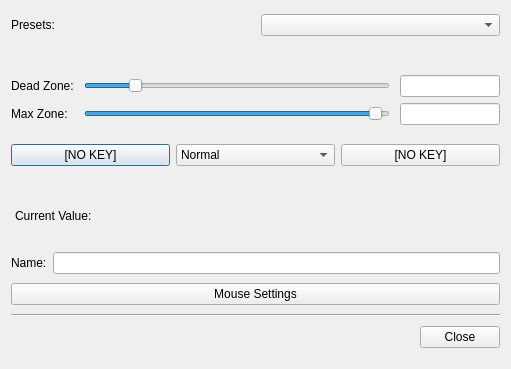
Qt form src/gui/axiseditdialog.ui (AntiMicroX/antimicrox) before a commit.
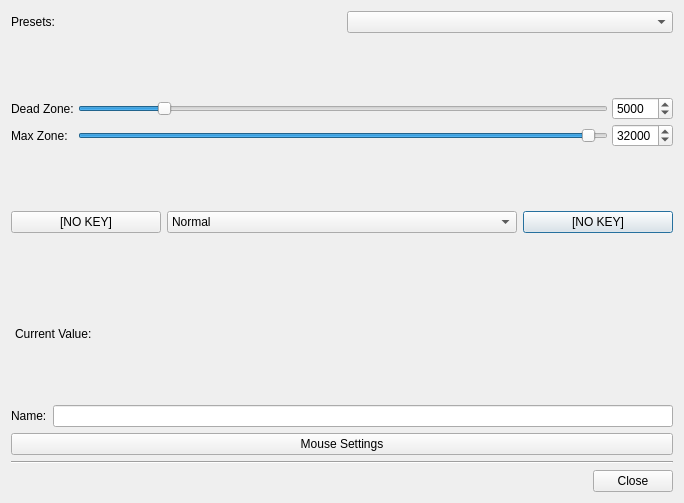
The same form after that commit. Icons and pictures are not drawn. Custom widgets are drawn as their Qt base class.

```diff
--- a/src/gui/axiseditdialog.ui
+++ b/src/gui/axiseditdialog.ui
@@ -6,8 +6,8 @@
    <rect>
     <x>0</x>
     <y>0</y>
-    <width>511</width>
-    <height>369</height>
+    <width>682</width>
+    <height>503</height>
    </rect>
   </property>
   <property name="sizePolicy">
@@ -137,12 +137,12 @@
       <enum>Qt::Vertical</enum>
      </property>
      <property name="sizeType">
-      <enum>QSizePolicy::Fixed</enum>
+      <enum>QSizePolicy::MinimumExpanding</enum>
      </property>
      <property name="sizeHint" stdset="0">
       <size>
        <width>20</width>
-       <height>20</height>
+       <height>32</height>
       </size>
      </property>
     </spacer>
@@ -150,26 +150,26 @@
    <item>
     <layout class="QGridLayout" name="gridLayout">
      <property name="topMargin">
-      <number>10</number>
+      <number>0</number>
      </property>
      <property name="bottomMargin">
-      <number>10</number>
+      <number>0</number>
      </property>
-     <property name="horizontalSpacing">
-      <number>10</number>
+     <property name="spacing">
+      <number>4</number>
      </property>
      <item row="1" column="2">
-      <widget class="QLineEdit" name="lineEdit_2">
+      <widget class="QSpinBox" name="maxZoneSpinBox">
        <property name="sizePolicy">
-        <sizepolicy hsizetype="Fixed" vsizetype="Fixed">
+        <sizepolicy hsizetype="Minimum" vsizetype="Fixed">
          <horstretch>0</horstretch>
          <verstretch>0</verstretch>
         </sizepolicy>
        </property>
-       <property name="maximumSize">
+       <property name="minimumSize">
         <size>
-         <width>100</width>
-         <height>16777215</height>
+         <width>32</width>
+         <height>0</height>
         </size>
        </property>
        <property name="mouseTracking">
@@ -182,17 +182,14 @@
         <string>Set the value to use as the limit for an axis. Useful for a
 worn out analog stick.</string>
        </property>
-       <property name="inputMask">
-        <string notr="true"/>
+       <property name="minimum">
+        <number>1</number>
        </property>
-       <property name="text">
-        <string/>
+       <property name="maximum">
+        <number>32737</number>
        </property>
-       <property name="maxLength">
-        <number>5</number>
-       </property>
-       <property name="readOnly">
-        <bool>false</bool>
+       <property name="value">
+        <number>32000</number>
        </property>
       </widget>
      </item>
@@ -204,7 +201,13 @@
       </widget>
      </item>
      <item row="0" column="1">
-      <widget class="QSlider" name="horizontalSlider">
+      <widget class="QSlider" name="deadZoneSlider">
+       <property name="minimumSize">
+        <size>
+         <width>200</width>
+         <height>0</height>
+        </size>
+       </property>
        <property name="toolTip">
         <string>Set the value of the dead zone for an axis.</string>
        </property>
@@ -247,20 +250,17 @@
       </widget>
      </item>
      <item row="0" column="2">
-      <widget class="QLineEdit" name="lineEdit">
-       <property name="enabled">
-        <bool>true</bool>
-       </property>
+      <widget class="QSpinBox" name="deadZoneSpinBox">
        <property name="sizePolicy">
-        <sizepolicy hsizetype="Fixed" vsizetype="Fixed">
+        <sizepolicy hsizetype="Minimum" vsizetype="Fixed">
          <horstretch>0</horstretch>
          <verstretch>0</verstretch>
         </sizepolicy>
        </property>
-       <property name="maximumSize">
+       <property name="minimumSize">
         <size>
-         <width>100</width>
-         <height>16777215</height>
+         <width>32</width>
+         <height>0</height>
         </size>
        </property>
        <property name="mouseTracking">
@@ -272,20 +272,14 @@
        <property name="toolTip">
         <string>Set the value of the dead zone for an axis.</string>
        </property>
-       <property name="inputMask">
-        <string notr="true"/>
+       <property name="minimum">
+        <number>1</number>
        </property>
-       <property name="text">
-        <string/>
+       <property name="maximum">
+        <number>32737</number>
        </property>
-       <property name="maxLength">
-        <number>5</number>
-       </property>
-       <property name="frame">
-        <bool>true</bool>
-       </property>
-       <property name="readOnly">
-        <bool>false</bool>
+       <property name="value">
+        <number>5000</number>
        </property>
       </widget>
      </item>
@@ -331,16 +325,63 @@
     </layout>
    </item>
    <item>
-    <layout class="QHBoxLayout" name="horizontalLayout_3">
-     <item>
+    <spacer name="verticalSpacer_4">
+     <property name="orientation">
+      <enum>Qt::Vertical</enum>
+     </property>
+     <property name="sizeType">
+      <enum>QSizePolicy::MinimumExpanding</enum>
+     </property>
+     <property name="sizeHint" stdset="0">
+      <size>
+       <width>20</width>
+       <height>32</height>
+      </size>
+     </property>
+    </spacer>
+   </item>
+   <item>
+    <layout class="QGridLayout" name="gridLayout_2" columnstretch="1,2,1">
+     <item row="0" column="2">
+      <widget class="QPushButton" name="pPushButton">
+       <property name="minimumSize">
+        <size>
+         <width>150</width>
+         <height>0</height>
+        </size>
+       </property>
+       <property name="text">
+        <string>[NO KEY]</string>
+       </property>
+      </widget>
+     </item>
+     <item row="0" column="0">
       <widget class="QPushButton" name="nPushButton">
+       <property name="minimumSize">
+        <size>
+         <width>150</width>
+         <height>0</height>
+        </size>
+       </property>
        <property name="text">
         <string>[NO KEY]</string>
        </property>
       </widget>
      </item>
-     <item>
-      <widget class="QComboBox" name="comboBox_2">
+     <item row="0" column="1">
+      <widget class="QComboBox" name="throttleComboBox">
+       <property name="sizePolicy">
+        <sizepolicy hsizetype="MinimumExpanding" vsizetype="Fixed">
+         <horstretch>0</horstretch>
+         <verstretch>0</verstretch>
+        </sizepolicy>
+       </property>
+       <property name="minimumSize">
+        <size>
+         <width>350</width>
+         <height>0</height>
+        </size>
+       </property>
        <property name="toolTip">
         <string>Throttle setting that determines the behavior of how to
 interpret an axis hold or release.</string>
@@ -381,15 +422,24 @@
        </item>
       </widget>
      </item>
-     <item>
-      <widget class="QPushButton" name="pPushButton">
-       <property name="text">
-        <string>[NO KEY]</string>
-       </property>
-      </widget>
-     </item>
     </layout>
    </item>
+   <item>
+    <spacer name="verticalSpacer_3">
+     <property name="orientation">
+      <enum>Qt::Vertical</enum>
+     </property>
+     <property name="sizeType">
+      <enum>QSizePolicy::MinimumExpanding</enum>
+     </property>
+     <property name="sizeHint" stdset="0">
+      <size>
+       <width>20</width>
+       <height>32</height>
+      </size>
+     </property>
+    </spacer>
+   </item>
    <item>
     <widget class="AxisValueBox" name="axisstatusBox" native="true">
      <property name="sizePolicy">
@@ -457,12 +507,12 @@
       <enum>Qt::Vertical</enum>
      </property>
      <property name="sizeType">
-      <enum>QSizePolicy::Fixed</enum>
+      <enum>QSizePolicy::MinimumExpanding</enum>
      </property>
      <property name="sizeHint" stdset="0">
       <size>
        <width>20</width>
-       <height>20</height>
+       <height>32</height>
       </size>
      </property>
     </spacer>
```
Left out of the diff: 17 changed lines with no effect on the pictures.
